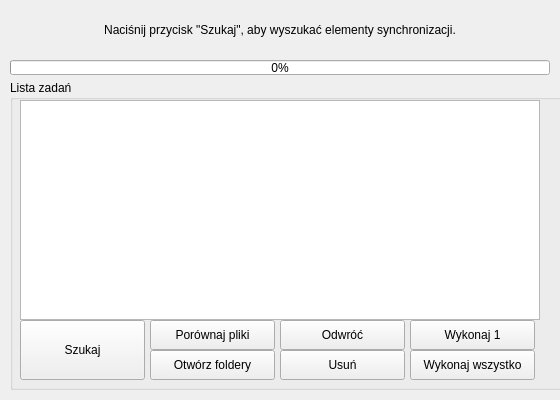
Old version of the form forms/mainwindow.ui in the repository igrek51/adb-sync.
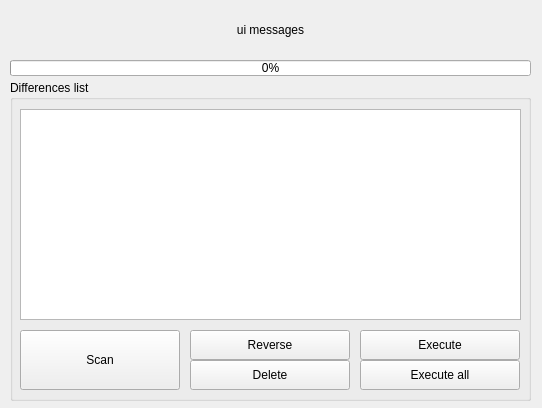
New version of the form.

Commit message: changed mainwindow layout

```diff
--- a/forms/mainwindow.ui
+++ b/forms/mainwindow.ui
@@ -6,8 +6,8 @@
    <rect>
     <x>0</x>
     <y>0</y>
-    <width>560</width>
-    <height>400</height>
+    <width>542</width>
+    <height>408</height>
    </rect>
   </property>
   <property name="windowTitle">
@@ -19,12 +19,12 @@
      <rect>
       <x>0</x>
       <y>0</y>
-      <width>560</width>
+      <width>541</width>
       <height>60</height>
      </rect>
     </property>
     <property name="text">
-     <string>Naciśnij przycisk &quot;Szukaj&quot;, aby wyszukać elementy synchronizacji.</string>
+     <string>ui messages</string>
     </property>
     <property name="textFormat">
      <enum>Qt::AutoText</enum>
@@ -41,20 +41,20 @@
      <rect>
       <x>10</x>
       <y>80</y>
-      <width>580</width>
-      <height>310</height>
+      <width>521</width>
+      <height>321</height>
      </rect>
     </property>
     <property name="title">
-     <string>Lista zadań</string>
+     <string>Differences list</string>
     </property>
     <widget class="QTableWidget" name="list1">
      <property name="geometry">
       <rect>
        <x>10</x>
-       <y>20</y>
-       <width>520</width>
-       <height>220</height>
+       <y>29</y>
+       <width>501</width>
+       <height>211</height>
       </rect>
      </property>
      <property name="editTriggers">
@@ -101,91 +101,65 @@
      <property name="geometry">
       <rect>
        <x>10</x>
-       <y>240</y>
-       <width>125</width>
+       <y>250</y>
+       <width>160</width>
        <height>60</height>
       </rect>
      </property>
      <property name="text">
-      <string>Szukaj</string>
+      <string>Scan</string>
      </property>
     </widget>
     <widget class="QPushButton" name="pb_porownaj">
      <property name="geometry">
       <rect>
-       <x>140</x>
-       <y>240</y>
-       <width>125</width>
+       <x>180</x>
+       <y>250</y>
+       <width>160</width>
        <height>30</height>
       </rect>
      </property>
      <property name="text">
-      <string>Porównaj pliki</string>
+      <string>Reverse</string>
      </property>
     </widget>
     <widget class="QPushButton" name="pb_odwroc">
      <property name="geometry">
       <rect>
-       <x>270</x>
-       <y>240</y>
-       <width>125</width>
+       <x>350</x>
+       <y>250</y>
+       <width>160</width>
        <height>30</height>
       </rect>
      </property>
      <property name="text">
-      <string>Odwróć</string>
+      <string>Execute</string>
      </property>
     </widget>
     <widget class="QPushButton" name="pb_otworz">
      <property name="geometry">
       <rect>
-       <x>140</x>
-       <y>270</y>
-       <width>125</width>
+       <x>180</x>
+       <y>280</y>
+       <width>160</width>
        <height>30</height>
       </rect>
      </property>
      <property name="text">
-      <string>Otwórz foldery</string>
+      <string>Delete</string>
      </property>
     </widget>
     <widget class="QPushButton" name="pb_wykonaj1">
      <property name="geometry">
       <rect>
-       <x>400</x>
-       <y>240</y>
-       <width>125</width>
+       <x>350</x>
+       <y>280</y>
+       <width>160</width>
        <height>30</height>
       </rect>
      </property>
      <property name="text">
-      <string>Wykonaj 1</string>
-     </property>
-    </widget>
-    <widget class="QPushButton" name="pb_usun">
-     <property name="geometry">
-      <rect>
-       <x>270</x>
-       <y>270</y>
-       <width>125</width>
-       <height>30</height>
-      </rect>
-     </property>
-     <property name="text">
-      <string>Usuń</string>
-     </property>
-    </widget>
-    <widget class="QPushButton" name="pb_wykonaj">
-     <property name="geometry">
-      <rect>
-       <x>400</x>
-       <y>270</y>
-       <width>125</width>
-       <height>30</height>
-      </rect>
-     </property>
-     <property name="text">
-      <string>Wykonaj wszystko</string>
+      <string>Execute all</string>
      </property>
     </widget>
    </widget>
@@ -194,8 +168,8 @@
      <rect>
       <x>10</x>
       <y>60</y>
-      <width>540</width>
-      <height>15</height>
+      <width>521</width>
+      <height>16</height>
      </rect>
     </property>
     <property name="value">
```
Left out of the diff: 14 changed lines with no effect on the pictures. The commit also changes 3 other files.
